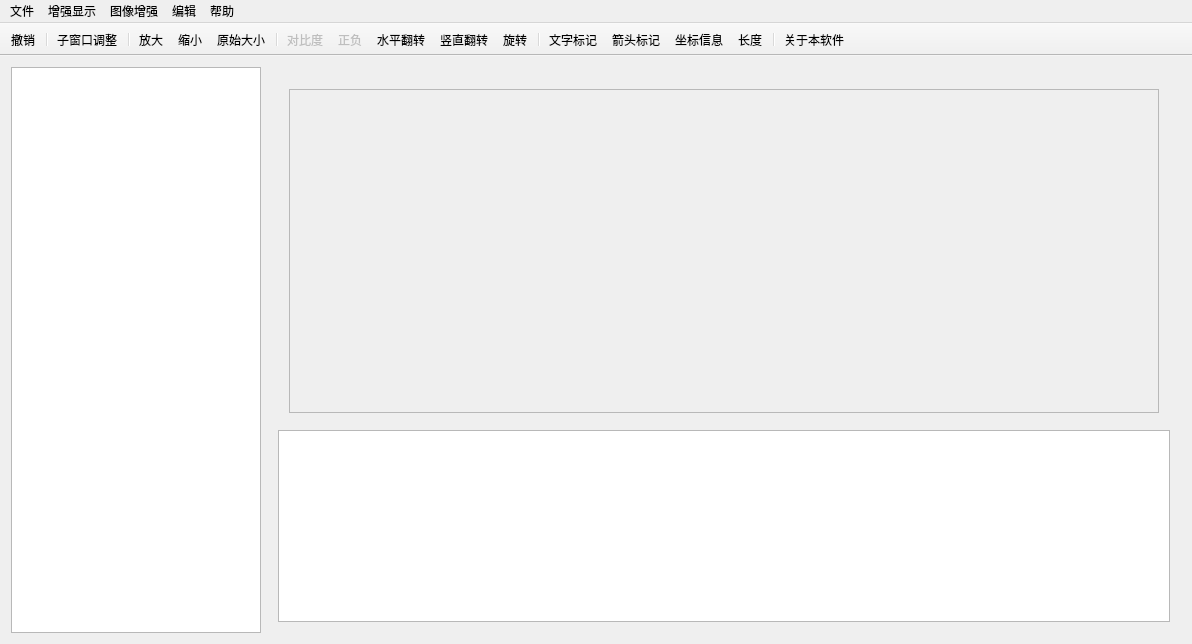
The window that mainwindow.ui (pigundermoon/industry) describes before a commit, drawn with Qt 5.
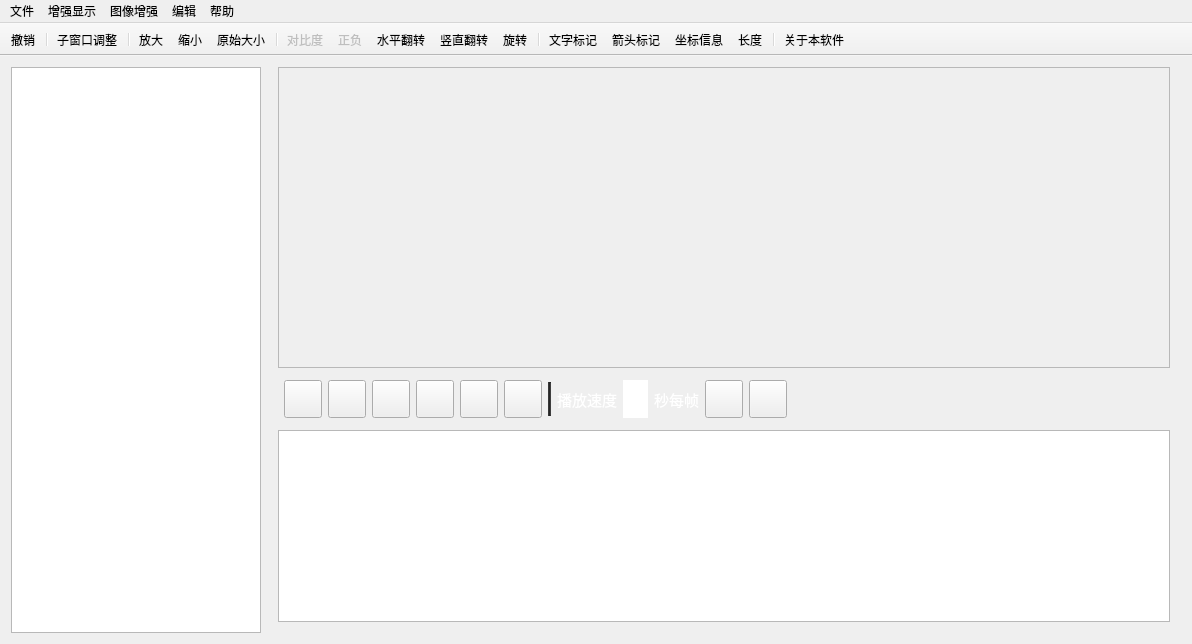
The same window after the commit. Icons and pictures are not drawn.

Commit message: bottom toolBar

Patch:
```diff
--- a/mainwindow.ui
+++ b/mainwindow.ui
@@ -33,7 +33,10 @@
    <layout class="QGridLayout" name="gridLayout_5">
     <item row="0" column="1">
      <widget class="QWidget" name="widget_2" native="true">
-      <layout class="QVBoxLayout" name="verticalLayout">
+      <layout class="QVBoxLayout" name="verticalLayout" stretch="0,0,0">
+       <property name="topMargin">
+        <number>0</number>
+       </property>
        <item>
         <widget class="QWidget" name="widget" native="true">
          <property name="sizePolicy">
@@ -43,6 +46,18 @@
           </sizepolicy>
          </property>
          <layout class="QGridLayout" name="gridLayout_2">
+          <property name="leftMargin">
+           <number>0</number>
+          </property>
+          <property name="topMargin">
+           <number>0</number>
+          </property>
+          <property name="rightMargin">
+           <number>0</number>
+          </property>
+          <property name="bottomMargin">
+           <number>0</number>
+          </property>
           <item row="0" column="0">
            <widget class="QScrollArea" name="scrollshowimg">
             <property name="autoFillBackground">
@@ -59,8 +74,8 @@
               <rect>
                <x>0</x>
                <y>0</y>
-               <width>880</width>
-               <height>333</height>
+               <width>898</width>
+               <height>312</height>
               </rect>
              </property>
              <layout class="QGridLayout" name="gridLayout">
@@ -109,7 +124,272 @@
         </widget>
        </item>
        <item>
-        <widget class="QTreeView" name="fileexplorer"/>
+        <widget class="QWidget" name="playerBar" native="true">
+         <property name="styleSheet">
+          <string notr="true">QWidget#playerBar {border: 2px solid rbg(55, 55, 55);}</string>
+         </property>
+         <layout class="QHBoxLayout" name="horizontalLayout_2">
+          <property name="leftMargin">
+           <number>6</number>
+          </property>
+          <property name="topMargin">
+           <number>6</number>
+          </property>
+          <property name="rightMargin">
+           <number>6</number>
+          </property>
+          <property name="bottomMargin">
+           <number>6</number>
+          </property>
+          <item>
+           <widget class="QPushButton" name="first">
+            <property name="sizePolicy">
+             <sizepolicy hsizetype="Preferred" vsizetype="Preferred">
+              <horstretch>0</horstretch>
+              <verstretch>0</verstretch>
+             </sizepolicy>
+            </property>
+            <property name="styleSheet">
+             <string notr="true">QPushButton {border-image: url(:/img/img/first_normal.png);}
+QPushButton:hover:!pressed {border-image: url(:/img/img/first_hover.png);}
+QPushButton:hover:pressed {border-image: url(:/img/img/first_down.png);}
+QPushButton {width:30px;height:30px;}</string>
+            </property>
+            <property name="text">
+             <string/>
+            </property>
+           </widget>
+          </item>
+          <item>
+           <widget class="QPushButton" name="previous">
+            <property name="sizePolicy">
+             <sizepolicy hsizetype="Preferred" vsizetype="Preferred">
+              <horstretch>0</horstretch>
+              <verstretch>0</verstretch>
+             </sizepolicy>
+            </property>
+            <property name="styleSheet">
+             <string notr="true">QPushButton {border-image: url(:/img/img/previous_normal.png);}
+QPushButton:hover:!pressed {border-image: url(:/img/img/previous_hover.png);}
+QPushButton:hover:pressed {border-image: url(:/img/img/previous_down.png);}
+QPushButton {width:30px;height:30px;}</string>
+            </property>
+            <property name="text">
+             <string/>
+            </property>
+           </widget>
+          </item>
+          <item>
+           <widget class="QPushButton" name="pause">
+            <property name="sizePolicy">
+             <sizepolicy hsizetype="Preferred" vsizetype="Preferred">
+              <horstretch>0</horstretch>
+              <verstretch>0</verstretch>
+             </sizepolicy>
+            </property>
+            <property name="styleSheet">
+             <string notr="true">QPushButton {border-image: url(:/img/img/pause_normal.png);}
+QPushButton:hover:!pressed {border-image: url(:/img/img/pause_hover.png);}
+QPushButton:hover:pressed {border-image: url(:/img/img/pause_down.png);}
+QPushButton:checked {border-image: url(:/img/img/pause_down.png);}
+QPushButton {width:30px;height:30px;}</string>
+            </property>
+            <property name="text">
+             <string/>
+            </property>
+            <property name="checkable">
+             <bool>true</bool>
+            </property>
+           </widget>
+          </item>
+          <item>
+           <widget class="QPushButton" name="play">
+            <property name="sizePolicy">
+             <sizepolicy hsizetype="Preferred" vsizetype="Preferred">
+              <horstretch>0</horstretch>
+              <verstretch>0</verstretch>
+             </sizepolicy>
+            </property>
+            <property name="styleSheet">
+             <string notr="true">QPushButton {border-image: url(:/img/img/play_normal.png);}
+QPushButton:hover:!pressed {border-image: url(:/img/img/play_hover.png);}
+QPushButton:hover:pressed {border-image: url(:/img/img/play_down.png);}
+QPushButton:checked {border-image: url(:/img/img/play_down.png);}
+QPushButton {width:30px;height:30px;}</string>
+            </property>
+            <property name="text">
+             <string/>
+            </property>
+            <property name="checkable">
+             <bool>true</bool>
+            </property>
+           </widget>
+          </item>
+          <item>
+           <widget class="QPushButton" name="next">
+            <property name="sizePolicy">
+             <sizepolicy hsizetype="Preferred" vsizetype="Preferred">
+              <horstretch>0</horstretch>
+              <verstretch>0</verstretch>
+             </sizepolicy>
+            </property>
+            <property name="styleSheet">
+             <string notr="true">QPushButton {border-image: url(:/img/img/next_normal.png);}
+QPushButton:hover:!pressed {border-image: url(:/img/img/next_hover.png);}
+QPushButton:hover:pressed {border-image: url(:/img/img/next_down.png);}
+QPushButton {width:30px;height:30px;}</string>
+            </property>
+            <property name="text">
+             <string/>
+            </property>
+           </widget>
+          </item>
+          <item>
+           <widget class="QPushButton" name="last">
+            <property name="sizePolicy">
+             <sizepolicy hsizetype="Preferred" vsizetype="Preferred">
+              <horstretch>0</horstretch>
+              <verstretch>0</verstretch>
+             </sizepolicy>
+            </property>
+            <property name="styleSheet">
+             <string notr="true">QPushButton {border-image: url(:/img/img/last_normal.png);}
+QPushButton:hover:!pressed {border-image: url(:/img/img/last_hover.png);}
+QPushButton:hover:pressed {border-image: url(:/img/img/last_down.png);}
+QPushButton {width:30px;height:30px;}</string>
+            </property>
+            <property name="text">
+             <string/>
+            </property>
+           </widget>
+          </item>
+          <item>
+           <widget class="Line" name="line">
+            <property name="styleSheet">
+             <string notr="true">background-color:rgb(55, 55, 55);
+width:1;
+margin-top:2;
+margin-bottom:2;
+margin-left:5;
+margin-right:5
+</string>
+            </property>
+            <property name="orientation">
+             <enum>Qt::Vertical</enum>
+            </property>
+           </widget>
+          </item>
+          <item>
+           <widget class="QLabel" name="label">
+            <property name="font">
+             <font>
+              <family>微软雅黑</family>
+              <pointsize>11</pointsize>
+             </font>
+            </property>
+            <property name="styleSheet">
+             <string notr="true">color: rgb(255, 255, 255);</string>
+            </property>
+            <property name="text">
+             <string>播放速度</string>
+            </property>
+           </widget>
+          </item>
+          <item>
+           <widget class="QLineEdit" name="lineEdit">
+            <property name="sizePolicy">
+             <sizepolicy hsizetype="Fixed" vsizetype="Preferred">
+              <horstretch>0</horstretch>
+              <verstretch>0</verstretch>
+             </sizepolicy>
+            </property>
+            <property name="font">
+             <font>
+              <family>微软雅黑</family>
+              <pointsize>11</pointsize>
+             </font>
+            </property>
+            <property name="styleSheet">
+             <string notr="true">width:25px</string>
+            </property>
+            <property name="frame">
+             <bool>false</bool>
+            </property>
+            <property name="readOnly">
+             <bool>true</bool>
+            </property>
+           </widget>
+          </item>
+          <item>
+           <widget class="QLabel" name="label_2">
+            <property name="font">
+             <font>
+              <family>微软雅黑</family>
+              <pointsize>11</pointsize>
+             </font>
+            </property>
+            <property name="styleSheet">
+             <string notr="true">color: rgb(255, 255, 255);</string>
+            </property>
+            <property name="text">
+             <string>秒每帧</string>
+            </property>
+           </widget>
+          </item>
+          <item>
+           <widget class="QPushButton" name="pushButton">
+            <property name="styleSheet">
+             <string notr="true">QPushButton {border-image: url(:/img/img/decelerate_normal.png);}
+QPushButton:hover:!pressed {border-image: url(:/img/img/decelerate_hover.png);}
+QPushButton:hover:pressed {border-image: url(:/img/img/decelerate_down.png);}
+QPushButton {width:30px;height:30px;}</string>
+            </property>
+            <property name="text">
+             <string/>
+            </property>
+           </widget>
+          </item>
+          <item>
+           <widget class="QPushButton" name="pushButton_2">
+            <property name="styleSheet">
+             <string notr="true">QPushButton {border-image: url(:/img/img/accelerate_normal.png);}
+QPushButton:hover:!pressed {border-image: url(:/img/img/accelerate_hover.png);}
+QPushButton:hover:pressed {border-image: url(:/img/img/accelerate_down.png);}
+QPushButton {width:30px;height:30px;}</string>
+            </property>
+            <property name="text">
+             <string/>
+            </property>
+           </widget>
+          </item>
+          <item>
+           <spacer name="horizontalSpacer">
+            <property name="orientation">
+             <enum>Qt::Horizontal</enum>
+            </property>
+            <property name="sizeHint" stdset="0">
+             <size>
+              <width>40</width>
+              <height>30</height>
+             </size>
+            </property>
+           </spacer>
+          </item>
+         </layout>
+        </widget>
+       </item>
+       <item>
+        <widget class="QTreeView" name="fileexplorer">
+         <property name="sizePolicy">
+          <sizepolicy hsizetype="Expanding" vsizetype="Preferred">
+           <horstretch>0</horstretch>
+           <verstretch>0</verstretch>
+          </sizepolicy>
+         </property>
+         <property name="sortingEnabled">
+          <bool>true</bool>
+         </property>
+        </widget>
        </item>
       </layout>
      </widget>
```
Left out of the diff: 18 changed lines with no effect on the pictures. The commit also changes 28 other files.
